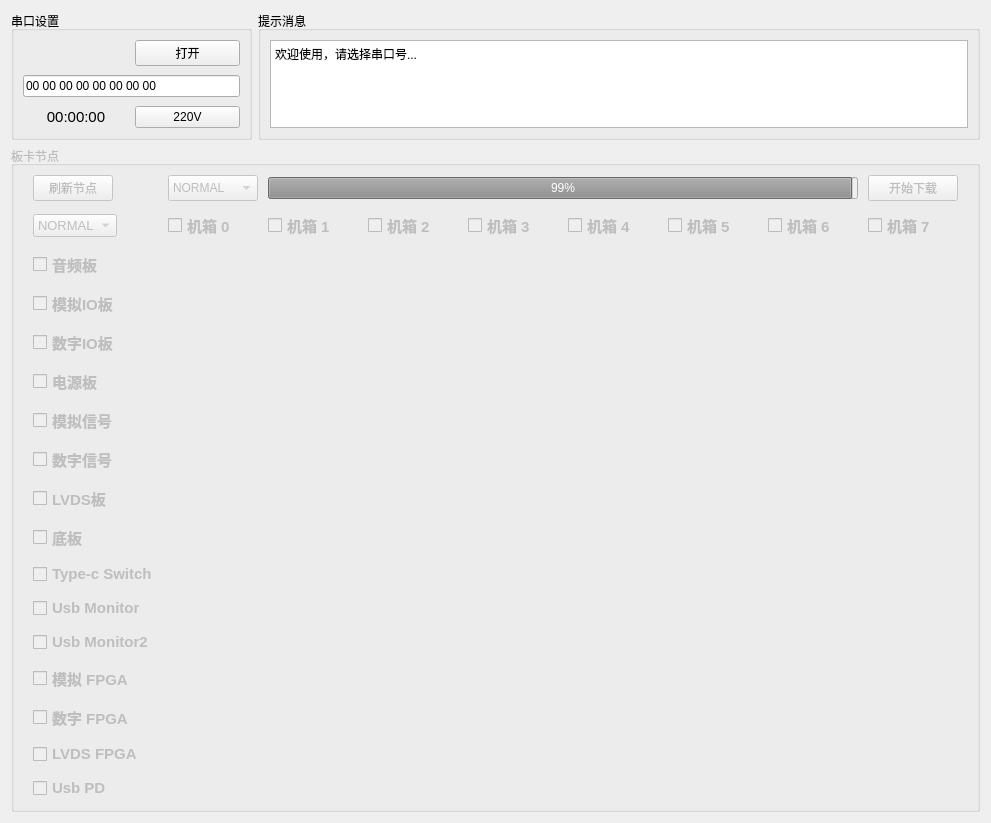
Old version of the form ProgramUpdate.ui in the repository chenzhipeng-hqu/python.
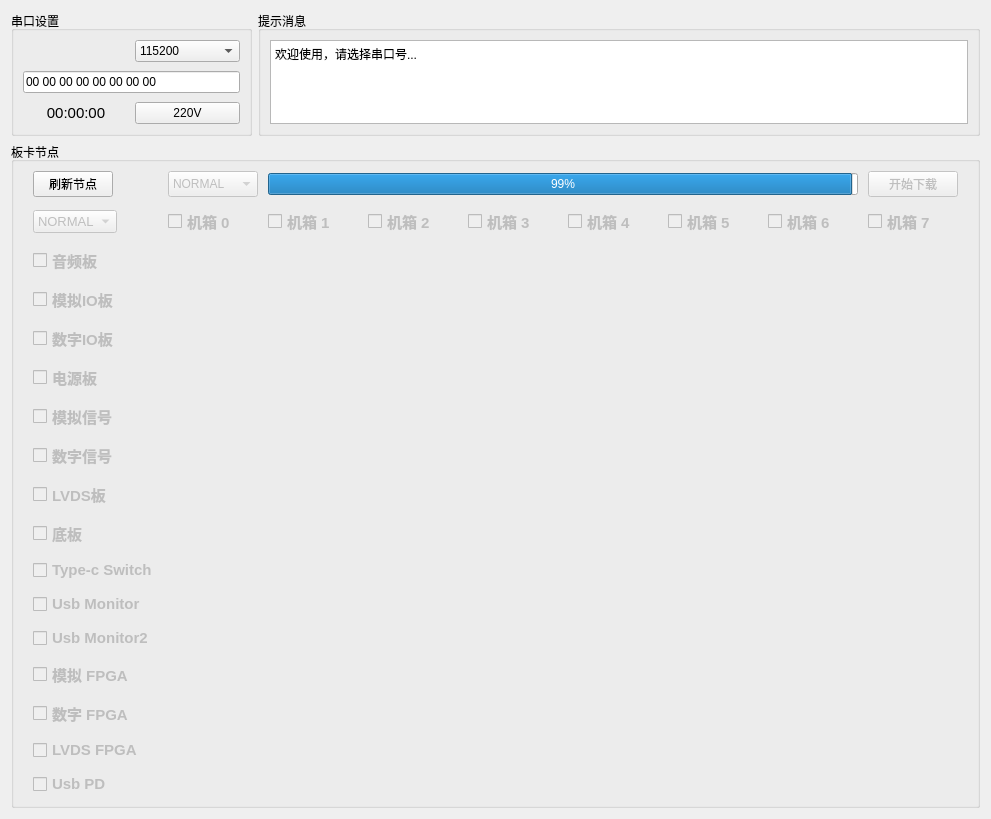
New version of the form.

```diff
--- a/ProgramUpdate.ui
+++ b/ProgramUpdate.ui
@@ -13,7 +13,7 @@
     <x>0</x>
     <y>0</y>
     <width>991</width>
-    <height>749</height>
+    <height>752</height>
    </rect>
   </property>
   <property name="sizePolicy">
@@ -54,6 +54,13 @@
           <property name="verticalSpacing">
            <number>9</number>
           </property>
+          <item row="1" column="0" colspan="2">
+           <widget class="QLineEdit" name="lineEdit">
+            <property name="text">
+             <string>00 00 00 00 00 00 00 00</string>
+            </property>
+           </widget>
+          </item>
           <item row="2" column="1">
            <widget class="QPushButton" name="ctrl_220V_button">
             <property name="palette">
@@ -104,98 +111,6 @@
             </property>
            </widget>
           </item>
-          <item row="0" column="1">
-           <widget class="QPushButton" name="ser_open_button">
-            <property name="palette">
-             <palette>
-              <active>
-               <colorrole role="Light">
-                <brush brushstyle="SolidPattern">
-                 <color alpha="255">
-                  <red>85</red>
-                  <green>85</green>
-                  <blue>255</blue>
-                 </color>
-                </brush>
-               </colorrole>
-              </active>
-              <inactive>
-               <colorrole role="Light">
-                <brush brushstyle="SolidPattern">
-                 <color alpha="255">
-                  <red>255</red>
-                  <green>255</green>
-                  <blue>255</blue>
-                 </color>
-                </brush>
-               </colorrole>
-              </inactive>
-              <disabled>
-               <colorrole role="Light">
-                <brush brushstyle="SolidPattern">
-                 <color alpha="255">
-                  <red>255</red>
-                  <green>255</green>
-                  <blue>255</blue>
-                 </color>
-                </brush>
-               </colorrole>
-              </disabled>
-             </palette>
-            </property>
-            <property name="font">
-             <font>
-              <stylestrategy>PreferDefault</stylestrategy>
-             </font>
-            </property>
-            <property name="cursor">
-             <cursorShape>ArrowCursor</cursorShape>
-            </property>
-            <property name="focusPolicy">
-             <enum>Qt::ClickFocus</enum>
-            </property>
-            <property name="acceptDrops">
-             <bool>false</bool>
-            </property>
-            <property name="toolTip">
-             <string>打开串口</string>
-            </property>
-            <property name="toolTipDuration">
-             <number>0</number>
-            </property>
-            <property name="autoFillBackground">
-             <bool>false</bool>
-            </property>
-            <property name="text">
-             <string>打开</string>
-            </property>
-            <property name="shortcut">
-             <string>F6</string>
-            </property>
-            <property name="checkable">
-             <bool>true</bool>
-            </property>
-            <property name="checked">
-             <bool>false</bool>
-            </property>
-            <property name="autoDefault">
-             <bool>false</bool>
-            </property>
-            <property name="default">
-             <bool>false</bool>
-            </property>
-            <property name="flat">
-             <bool>false</bool>
-            </property>
-           </widget>
-          </item>
-          <item row="1" column="0" colspan="2">
-           <widget class="QLineEdit" name="lineEdit">
-            <property name="text">
-             <string>00 00 00 00 00 00 00 00</string>
-            </property>
-           </widget>
-          </item>
           <item row="2" column="0">
            <widget class="QLabel" name="timeDisp">
             <property name="font">
@@ -217,6 +132,34 @@
             </property>
            </widget>
           </item>
+          <item row="0" column="1">
+           <widget class="QComboBox" name="baud_comboBox">
+            <property name="enabled">
+             <bool>true</bool>
+            </property>
+            <property name="sizePolicy">
+             <sizepolicy hsizetype="Ignored" vsizetype="Minimum">
+              <horstretch>0</horstretch>
+              <verstretch>0</verstretch>
+             </sizepolicy>
+            </property>
+            <property name="font">
+             <font>
+              <stylestrategy>PreferDefault</stylestrategy>
+             </font>
+            </property>
+            <item>
+             <property name="text">
+              <string>115200</string>
+             </property>
+            </item>
+            <item>
+             <property name="text">
+              <string>921600</string>
+             </property>
+            </item>
+           </widget>
+          </item>
          </layout>
         </item>
        </layout>
@@ -268,7 +211,7 @@
    <item row="1" column="0">
     <widget class="QGroupBox" name="groupBox_3">
      <property name="enabled">
-      <bool>false</bool>
+      <bool>true</bool>
      </property>
      <property name="title">
       <string>板卡节点</string>
```
